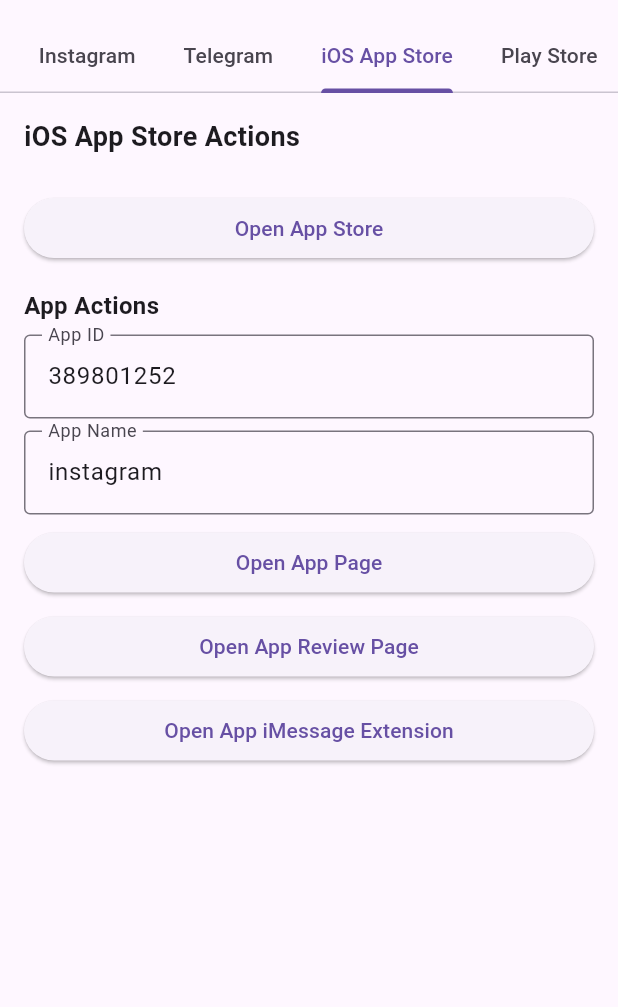
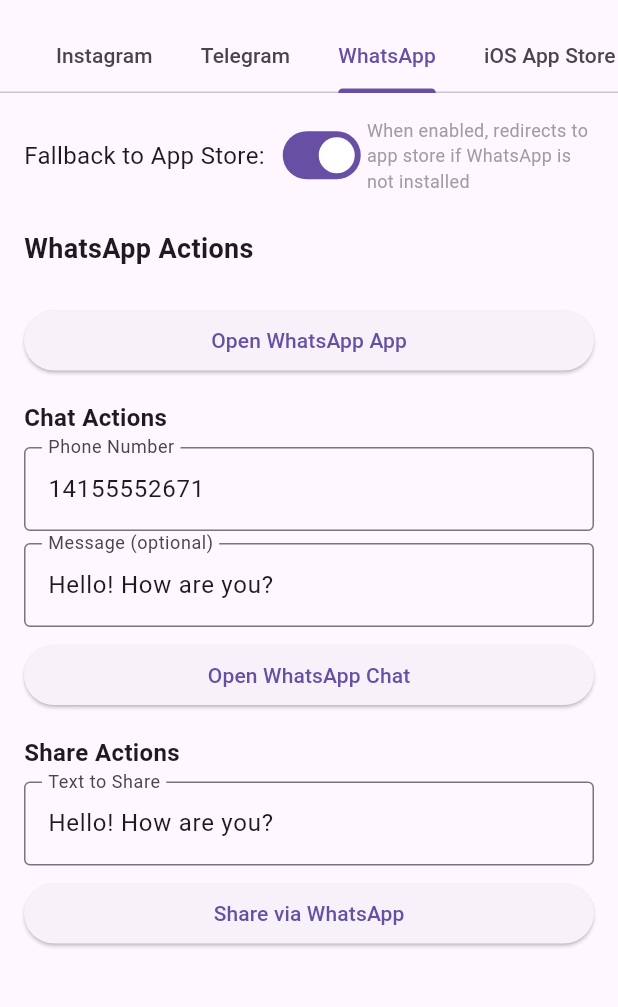
Before and after one commit to DeepLinkX/DeeplinkX, a Flutter app: the screen it shows after launch, tab 3 chosen, on a phone screen of 412 x 824 dp, the part 63-1070 px from its top. Run offline on Flutter 3.47's test engine with Material 3 defaults, Android fonts, the phone set to English and light mode, and no system bars.

Commit message:
Add WhatsApp actions

```diff
--- a/example/lib/main.dart
+++ b/example/lib/main.dart
@@ -17,6 +17,9 @@ class _MyAppState extends State<MyApp> {
   final _messageController = TextEditingController(text: 'Hello! How are you?');
   final _usernameController = TextEditingController(text: 'johndoe');
   final _phoneController = TextEditingController(text: '+14155552671');
+  final _whatsappPhoneController = TextEditingController(
+    text: '14155552671',
+  ); // WhatsApp phone number without '+' sign
   final _appIdController = TextEditingController(
     text: '389801252',
   ); // Example: Instagram app ID
@@ -66,12 +69,14 @@ class _MyAppState extends State<MyApp> {
   // FallBackToStore flags
   bool _instagramFallBackToStore = true;
   bool _telegramFallBackToStore = true;
+  bool _whatsappFallBackToStore = true;
 
   @override
   void dispose() {
     _messageController.dispose();
     _usernameController.dispose();
     _phoneController.dispose();
+    _whatsappPhoneController.dispose();
     _appIdController.dispose();
     _appNameController.dispose();
     _macAppIdController.dispose();
@@ -95,7 +100,7 @@ class _MyAppState extends State<MyApp> {
     return MaterialApp(
       theme: ThemeData(primarySwatch: Colors.blue, useMaterial3: true),
       home: DefaultTabController(
-        length: 10,
+        length: 11,
         child: Scaffold(
           appBar: AppBar(
             title: const Text('DeeplinkX Example'),
@@ -104,6 +109,7 @@ class _MyAppState extends State<MyApp> {
               tabs: [
                 Tab(text: 'Instagram'),
                 Tab(text: 'Telegram'),
+                Tab(text: 'WhatsApp'),
                 Tab(text: 'iOS App Store'),
                 Tab(text: 'Play Store'),
                 Tab(text: 'Mac App Store'),
@@ -119,6 +125,7 @@ class _MyAppState extends State<MyApp> {
             children: [
               _buildInstagramTab(),
               _buildTelegramTab(),
+              _buildWhatsAppTab(),
               _buildAppStoreTab(),
               _buildPlayStoreTab(),
               _buildMacAppStoreTab(),
@@ -211,12 +218,136 @@ class _MyAppState extends State<MyApp> {
     );
   }
 
+  Widget _buildWhatsAppTab() {
+    return SingleChildScrollView(
+      padding: const EdgeInsets.all(16.0),
+      child: Column(
+        crossAxisAlignment: CrossAxisAlignment.stretch,
+        children: [
+          Row(
+            children: [
+              const Text(
+                'Fallback to App Store:',
+                style: TextStyle(fontSize: 16),
+              ),
+              const SizedBox(width: 8),
+              Switch(
+                value: _whatsappFallBackToStore,
+                onChanged:
+                    (value) => setState(() => _whatsappFallBackToStore = value),
+              ),
+              const Expanded(
+                child: Text(
+                  'When enabled, redirects to app store if WhatsApp is not installed',
+                  style: TextStyle(fontSize: 12, color: Colors.grey),
+                ),
+              ),
+            ],
+          ),
+          const SizedBox(height: 24),
+          const Text(
+            'WhatsApp Actions',
+            style: TextStyle(fontSize: 18, fontWeight: FontWeight.bold),
+          ),
+          const SizedBox(height: 24),
+          _buildWhatsAppActions(),
+        ],
+      ),
+    );
+  }
+
   Widget _buildLinkedInTab() {
     return const Center(
       child: Text(
         'LinkedIn support coming soon!',
         style: TextStyle(fontSize: 16),
       ),
+    );
+  }
+
+  Widget _buildWhatsAppActions() {
+    return Column(
+      crossAxisAlignment: CrossAxisAlignment.stretch,
+      children: [
+        ElevatedButton(
+          onPressed: () async {
+            await _deeplinkX.launchAction(
+              WhatsApp.open(fallBackToStore: _whatsappFallBackToStore),
+            );
+          },
+          child: const Text('Open WhatsApp App'),
+        ),
+        const SizedBox(height: 16),
+        const Text(
+          'Chat Actions',
+          style: TextStyle(fontSize: 16, fontWeight: FontWeight.bold),
+        ),
+        const SizedBox(height: 8),
+        TextField(
+          controller: _whatsappPhoneController,
+          decoration: const InputDecoration(
+            labelText: 'Phone Number',
+            hintText: 'Enter phone number without + (e.g., 14155552671)',
+            border: OutlineInputBorder(),
+          ),
+          keyboardType: TextInputType.phone,
+        ),
+        const SizedBox(height: 8),
+        TextField(
+          controller: _messageController,
+          decoration: const InputDecoration(
+            labelText: 'Message (optional)',
+            hintText: 'Enter message to pre-fill',
+            border: OutlineInputBorder(),
+          ),
+        ),
+        const SizedBox(height: 8),
+        ElevatedButton(
+          onPressed: () async {
+            if (_whatsappPhoneController.text.isNotEmpty) {
+              await _deeplinkX.launchAction(
+                WhatsApp.chat(
+                  _whatsappPhoneController.text,
+                  text:
+                      _messageController.text.isNotEmpty
+                          ? _messageController.text
+                          : null,
+                  fallBackToStore: _whatsappFallBackToStore,
+                ),
+              );
+            }
+          },
+          child: const Text('Open WhatsApp Chat'),
+        ),
+        const SizedBox(height: 16),
+        const Text(
+          'Share Actions',
+          style: TextStyle(fontSize: 16, fontWeight: FontWeight.bold),
+        ),
+        const SizedBox(height: 8),
+        TextField(
+          controller: _messageController,
+          decoration: const InputDecoration(
+            labelText: 'Text to Share',
+            hintText: 'Enter text to share via WhatsApp',
+            border: OutlineInputBorder(),
+          ),
+        ),
+        const SizedBox(height: 8),
+        ElevatedButton(
+          onPressed: () async {
+            if (_messageController.text.isNotEmpty) {
+              await _deeplinkX.launchAction(
+                WhatsApp.share(
+                  _messageController.text,
+                  fallBackToStore: _whatsappFallBackToStore,
+                ),
+              );
+            }
+          },
+          child: const Text('Share via WhatsApp'),
+        ),
+      ],
     );
   }
 
--- a/lib/src/apps/downloadable_apps/downloadable_apps.dart
+++ b/lib/src/apps/downloadable_apps/downloadable_apps.dart
@@ -1,2 +1,3 @@
 export 'instagram.dart';
 export 'telegram.dart';
+export 'whatsapp.dart';
--- /dev/null
+++ b/lib/src/apps/downloadable_apps/whatsapp.dart
@@ -0,0 +1,182 @@
+import 'package:deeplink_x/src/apps/app_stores/app_stores.dart';
+import 'package:deeplink_x/src/core/app_actions/downloadable_app_action.dart';
+import 'package:deeplink_x/src/core/app_actions/store_app_action.dart';
+import 'package:deeplink_x/src/core/enums/action_type_enum.dart';
+
+/// WhatsApp-specific action types that define available deeplink actions
+enum WhatsAppActionType implements ActionTypeEnum {
+  /// Opens the WhatsApp app
+  open,
+
+  /// Opens a chat with a specific phone number
+  chat,
+
+  /// Shares content via WhatsApp
+  share,
+}
+
+/// WhatsApp action implementation for handling WhatsApp-specific deeplinks
+class WhatsAppAction extends DownloadableAppAction {
+  /// Creates a new WhatsApp action
+  ///
+  /// [type] specifies the type of action to perform (e.g., open app, chat)
+  /// [fallBackToStore] determines if the action should redirect to app store when app isn't installed
+  /// [parameters] contains any additional data needed for the action (e.g., phone number for chat)
+  /// [actionType] is internally set to [type] for action handling
+  /// [supportedStoresActions] is set to predefined [storesActions] for store handling
+  WhatsAppAction(
+    this.type, {
+    required super.fallBackToStore,
+    super.parameters,
+  }) : super(
+          actionType: type,
+          supportedStoresActions: storesActions,
+        );
+
+  /// Base URI for WhatsApp app deeplinks
+  static const baseUrl = 'whatsapp://';
+
+  /// Base URI for WhatsApp web fallback
+  static const fallBackUri = 'https://wa.me';
+
+  /// The type of WhatsApp action to perform
+  final WhatsAppActionType type;
+
+  /// List of store actions for downloading/opening WhatsApp across different platforms
+  ///
+  /// Contains actions for:
+  /// - Play Store
+  /// - iOS App Store
+  /// - Microsoft Store
+  /// - Mac App Store
+  static final List<StoreAppAction> storesActions = [
+    PlayStore.openAppPage(packageName: 'com.whatsapp'),
+    IOSAppStore.openAppPage(appId: '310633997', appName: 'whatsapp-messenger'),
+    MicrosoftStore.openAppPage(productId: '9nksqgp7f2nh'),
+    MacAppStore.openAppPage(appId: '310633997', appName: 'whatsapp-messenger'),
+  ];
+
+  @override
+  Future<Uri> getNativeUri() async {
+    switch (type) {
+      case WhatsAppActionType.open:
+        return Uri.parse(baseUrl);
+      case WhatsAppActionType.chat:
+        final phoneNumber = parameters!['phoneNumber'];
+        final text = parameters!['text'];
+
+        // Build query parameters
+        final queryParams = <String, String>{'phone': phoneNumber!};
+
+        if (text != null) {
+          queryParams['text'] = text;
+        }
+
+        return Uri.parse(baseUrl).replace(
+          host: 'send',
+          queryParameters: queryParams,
+        );
+      case WhatsAppActionType.share:
+        final text = parameters!['text'];
+
+        // Build query parameters
+        final queryParams = <String, String>{'text': text!};
+
+        return Uri.parse(baseUrl).replace(
+          host: 'send',
+          queryParameters: queryParams,
+        );
+    }
+  }
+
+  @override
+  Future<Uri> getFallbackUri() async {
+    switch (type) {
+      case WhatsAppActionType.open:
+        return Uri.parse(fallBackUri);
+      case WhatsAppActionType.chat:
+        final phoneNumber = parameters!['phoneNumber'];
+        final text = parameters!['text'];
+
+        // Build query parameters
+        final queryParams = <String, String>{};
+
+        if (text != null) {
+          queryParams['text'] = text;
+        }
+
+        return Uri.parse(fallBackUri).replace(
+          path: phoneNumber,
+          queryParameters: queryParams.isNotEmpty ? queryParams : null,
+        );
+      case WhatsAppActionType.share:
+        final text = parameters!['text'];
+
+        // Build query parameters
+        final queryParams = <String, String>{'text': text!};
+
+        return Uri.parse(fallBackUri).replace(
+          queryParameters: queryParams,
+        );
+    }
+  }
+}
+
+/// Factory class for creating WhatsApp deeplink actions
+///
+/// This class provides convenient factory methods for creating common WhatsApp
+/// deeplink actions. While it only contains static members, this is intentional
+/// as it serves as a namespace for WhatsApp-specific action creation.
+class WhatsApp {
+  WhatsApp._();
+
+  /// Opens the WhatsApp app
+  static WhatsAppAction open({
+    final bool fallBackToStore = false,
+  }) =>
+      WhatsAppAction(
+        WhatsAppActionType.open,
+        fallBackToStore: fallBackToStore,
+      );
+
+  /// Opens a chat with a specific phone number
+  ///
+  /// [phoneNumber] is the phone number to chat with. Must include country code without '+' or spaces
+  /// (e.g., '1234567890' for US number +1 234 567 890, '447911123456' for UK number +44 7911 123456).
+  ///
+  /// [text] optional pre-filled message text to send in the chat
+  ///
+  /// [fallBackToStore] determines if the action should redirect to app store when WhatsApp isn't installed
+  static WhatsAppAction chat(
+    final String phoneNumber, {
+    final String? text,
+    final bool fallBackToStore = false,
+  }) {
+    final parameters = <String, String>{
+      'phoneNumber': phoneNumber,
+    };
+
+    if (text != null) {
+      parameters['text'] = text;
+    }
+
+    return WhatsAppAction(
+      WhatsAppActionType.chat,
+      parameters: parameters,
+      fallBackToStore: fallBackToStore,
+    );
+  }
+
+  /// Shares content via WhatsApp
+  ///
+  /// [text] is the text content to share
+  static WhatsAppAction share(
+    final String text, {
+    final bool fallBackToStore = false,
+  }) =>
+      WhatsAppAction(
+        WhatsAppActionType.share,
+        parameters: {'text': text},
+        fallBackToStore: fallBackToStore,
+      );
+}
```
Also changed, not shown: lib/src/core/deeplink_x.dart (line endings or trailing spaces), 8 other files.
